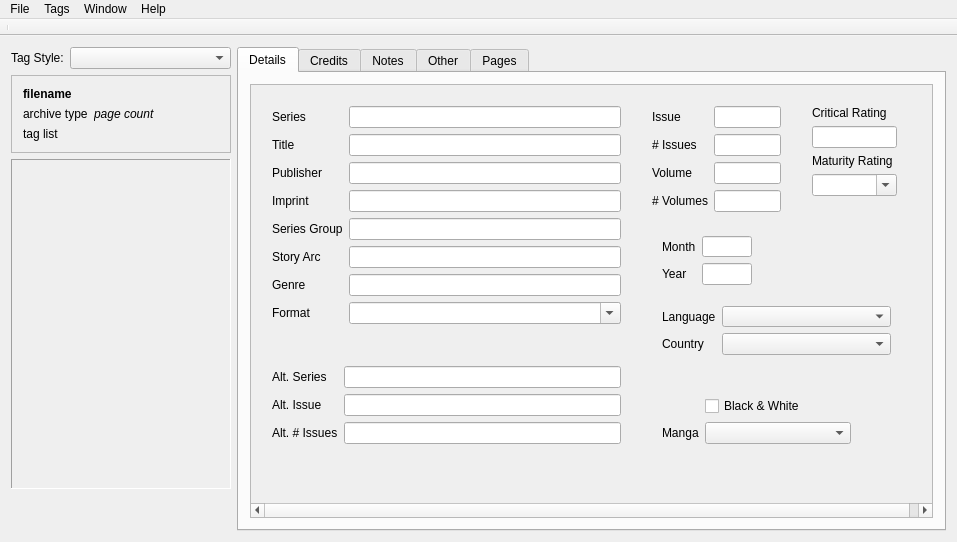
This is taggerwindow.ui in comictagger/comictagger as Qt 5 draws it before an edit. The edited form follows.
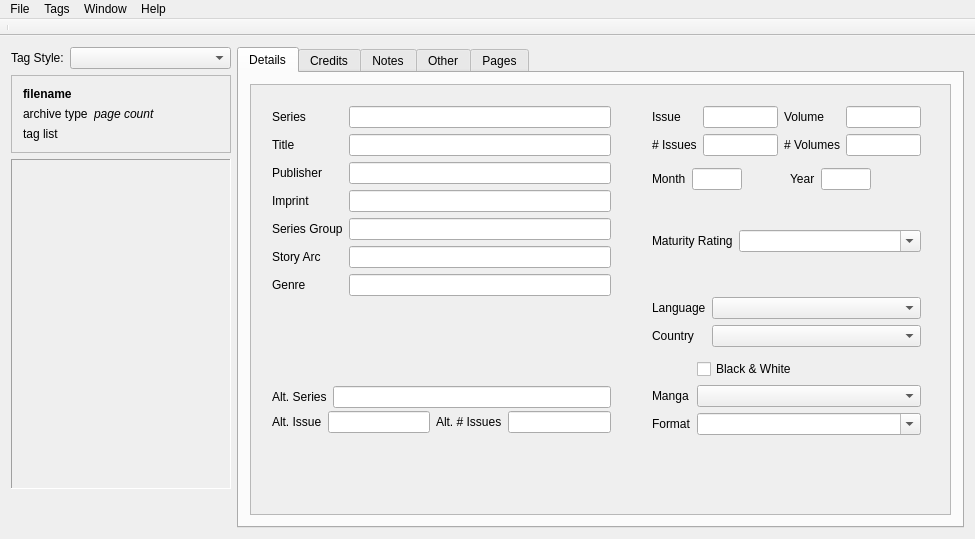
This is the edited form.

Commit message: cleaned up details layout

```diff
--- a/taggerwindow.ui
+++ b/taggerwindow.ui
@@ -6,8 +6,8 @@
    <rect>
     <x>0</x>
     <y>0</y>
-    <width>957</width>
-    <height>542</height>
+    <width>975</width>
+    <height>539</height>
    </rect>
   </property>
   <property name="sizePolicy">
@@ -260,363 +260,406 @@
                 <rect>
                  <x>0</x>
                  <y>0</y>
-                 <width>690</width>
-                 <height>370</height>
+                 <width>680</width>
+                 <height>380</height>
                 </rect>
                </property>
                <widget class="QWidget" name="formLayoutWidget_10">
                 <property name="geometry">
                  <rect>
-                  <x>400</x>
-                  <y>300</y>
-                  <width>211</width>
-                  <height>71</height>
-                 </rect>
-                </property>
-                <layout class="QFormLayout" name="formLayout_10">
-                 <property name="fieldGrowthPolicy">
-                  <enum>QFormLayout::AllNonFixedFieldsGrow</enum>
-                 </property>
-                 <item row="2" column="1">
-                  <widget class="QComboBox" name="cbManga">
-                   <property name="autoFillBackground">
-                    <bool>true</bool>
-                   </property>
-                  </widget>
-                 </item>
-                 <item row="2" column="0">
-                  <widget class="QLabel" name="label_31">
-                   <property name="text">
-                    <string>Manga</string>
-                   </property>
-                  </widget>
-                 </item>
-                 <item row="1" column="1">
-                  <widget class="QCheckBox" name="cbBW">
-                   <property name="autoFillBackground">
-                    <bool>true</bool>
-                   </property>
-                   <property name="text">
-                    <string>Black &amp;&amp; White</string>
-                   </property>
-                  </widget>
-                 </item>
-                </layout>
-               </widget>
-               <widget class="QWidget" name="formLayoutWidget_7">
-                <property name="geometry">
-                 <rect>
-                  <x>550</x>
+                  <x>10</x>
                   <y>10</y>
-                  <width>107</width>
-                  <height>120</height>
+                  <width>361</width>
+                  <height>261</height>
                  </rect>
                 </property>
-                <layout class="QFormLayout" name="formLayout_7">
-                 <property name="fieldGrowthPolicy">
-                  <enum>QFormLayout::AllNonFixedFieldsGrow</enum>
-                 </property>
-                 <property name="rowWrapPolicy">
-                  <enum>QFormLayout::WrapAllRows</enum>
-                 </property>
-                 <item row="1" column="0">
-                  <widget class="QLabel" name="label_18">
-                   <property name="text">
-                    <string>Maturity Rating</string>
+                <layout class="QVBoxLayout" name="verticalLayout_7">
+                 <item>
+                  <layout class="QFormLayout" name="formLayout_2">
+                   <property name="sizeConstraint">
+                    <enum>QLayout::SetNoConstraint</enum>
                    </property>
-                  </widget>
-                 </item>
-                 <item row="0" column="0">
-                  <widget class="QLabel" name="label_17">
-                   <property name="text">
-                    <string>Critical Rating</string>
+                   <property name="fieldGrowthPolicy">
+                    <enum>QFormLayout::AllNonFixedFieldsGrow</enum>
                    </property>
-                  </widget>
+                   <item row="0" column="0">
+                    <widget class="QLabel" name="label_2">
+                     <property name="text">
+                      <string>Series</string>
+                     </property>
+                    </widget>
+                   </item>
+                   <item row="0" column="1">
+                    <widget class="QLineEdit" name="leSeries"/>
+                   </item>
+                   <item row="1" column="0">
+                    <widget class="QLabel" name="label_3">
+                     <property name="text">
+                      <string>Title</string>
+                     </property>
+                    </widget>
+                   </item>
+                   <item row="1" column="1">
+                    <widget class="QLineEdit" name="leTitle"/>
+                   </item>
+                   <item row="2" column="0">
+                    <widget class="QLabel" name="label_8">
+                     <property name="text">
+                      <string>Publisher</string>
+                     </property>
+                    </widget>
+                   </item>
+                   <item row="2" column="1">
+                    <widget class="QLineEdit" name="lePublisher"/>
+                   </item>
+                   <item row="3" column="0">
+                    <widget class="QLabel" name="label_10">
+                     <property name="text">
+                      <string>Imprint</string>
+                     </property>
+                    </widget>
+                   </item>
+                   <item row="3" column="1">
+                    <widget class="QLineEdit" name="leImprint"/>
+                   </item>
+                   <item row="4" column="0">
+                    <widget class="QLabel" name="label_11">
+                     <property name="text">
+                      <string>Series Group</string>
+                     </property>
+                    </widget>
+                   </item>
+                   <item row="4" column="1">
+                    <widget class="QLineEdit" name="leSeriesGroup"/>
+                   </item>
+                   <item row="5" column="0">
+                    <widget class="QLabel" name="label_25">
+                     <property name="text">
+                      <string>Story Arc</string>
+                     </property>
+                    </widget>
+                   </item>
+                   <item row="5" column="1">
+                    <widget class="QLineEdit" name="leStoryArc"/>
+                   </item>
+                   <item row="6" column="0">
+                    <widget class="QLabel" name="label_24">
+                     <property name="text">
+                      <string>Genre</string>
+                     </property>
+                    </widget>
+                   </item>
+                   <item row="6" column="1">
+                    <widget class="QLineEdit" name="leGenre"/>
+                   </item>
+                  </layout>
                  </item>
-                 <item row="0" column="1">
-                  <widget class="QLineEdit" name="leCriticalRating"/>
-                 </item>
-                 <item row="1" column="1">
-                  <widget class="QComboBox" name="cbMaturityRating">
-                   <property name="autoFillBackground">
-                    <bool>true</bool>
-                   </property>
-                   <property name="editable">
-                    <bool>true</bool>
-                   </property>
-                  </widget>
-                 </item>
                 </layout>
                </widget>
-               <widget class="QWidget" name="formLayoutWidget_5">
-                <property name="geometry">
-                 <rect>
-                  <x>400</x>
-                  <y>210</y>
-                  <width>251</width>
-                  <height>71</height>
-                 </rect>
-                </property>
-                <layout class="QFormLayout" name="formLayout_5">
-                 <property name="fieldGrowthPolicy">
-                  <enum>QFormLayout::AllNonFixedFieldsGrow</enum>
-                 </property>
-                 <item row="0" column="1">
-                  <widget class="QComboBox" name="cbLanguage"/>
-                 </item>
-                 <item row="1" column="0">
-                  <widget class="QLabel" name="label_14">
-                   <property name="text">
-                    <string>Country</string>
-                   </property>
-                  </widget>
-                 </item>
-                 <item row="1" column="1">
-                  <widget class="QComboBox" name="cbCountry"/>
-                 </item>
-                 <item row="0" column="0">
-                  <widget class="QLabel" name="label_13">
-                   <property name="text">
-                    <string>Language</string>
-                   </property>
-                  </widget>
-                 </item>
-                </layout>
-               </widget>
-               <widget class="QWidget" name="formLayoutWidget_4">
-                <property name="geometry">
-                 <rect>
-                  <x>400</x>
-                  <y>140</y>
-                  <width>112</width>
-                  <height>71</height>
-                 </rect>
-                </property>
-                <layout class="QFormLayout" name="formLayout_4">
-                 <property name="fieldGrowthPolicy">
-                  <enum>QFormLayout::AllNonFixedFieldsGrow</enum>
-                 </property>
-                 <item row="0" column="1">
-                  <widget class="QLineEdit" name="lePubMonth"/>
-                 </item>
-                 <item row="0" column="0">
-                  <widget class="QLabel" name="label_6">
-                   <property name="text">
-                    <string>Month</string>
-                   </property>
-                  </widget>
-                 </item>
-                 <item row="1" column="1">
-                  <widget class="QLineEdit" name="lePubYear"/>
-                 </item>
-                 <item row="1" column="0">
-                  <widget class="QLabel" name="label_7">
-                   <property name="text">
-                    <string>Year</string>
-                   </property>
-                  </widget>
-                 </item>
-                </layout>
-               </widget>
-               <widget class="QWidget" name="formLayoutWidget_3">
+               <widget class="QWidget" name="layoutWidget">
                 <property name="geometry">
                  <rect>
                   <x>390</x>
                   <y>10</y>
-                  <width>151</width>
-                  <height>128</height>
+                  <width>291</width>
+                  <height>351</height>
                  </rect>
                 </property>
-                <layout class="QFormLayout" name="formLayout_3">
-                 <property name="fieldGrowthPolicy">
-                  <enum>QFormLayout::AllNonFixedFieldsGrow</enum>
-                 </property>
-                 <item row="0" column="0">
-                  <widget class="QLabel" name="label_4">
-                   <property name="text">
-                    <string>Issue</string>
-                   </property>
-                  </widget>
+                <layout class="QVBoxLayout" name="verticalLayout_6">
+                 <item>
+                  <layout class="QHBoxLayout" name="horizontalLayout_6">
+                   <item>
+                    <layout class="QFormLayout" name="formLayout_3">
+                     <property name="fieldGrowthPolicy">
+                      <enum>QFormLayout::AllNonFixedFieldsGrow</enum>
+                     </property>
+                     <item row="0" column="0">
+                      <widget class="QLabel" name="label_4">
+                       <property name="text">
+                        <string>Issue</string>
+                       </property>
+                      </widget>
+                     </item>
+                     <item row="0" column="1">
+                      <widget class="QLineEdit" name="leIssueNum"/>
+                     </item>
+                     <item row="1" column="0">
+                      <widget class="QLabel" name="label_9">
+                       <property name="text">
+                        <string># Issues</string>
+                       </property>
+                      </widget>
+                     </item>
+                     <item row="1" column="1">
+                      <widget class="QLineEdit" name="leIssueCount"/>
+                     </item>
+                    </layout>
+                   </item>
+                   <item>
+                    <layout class="QFormLayout" name="formLayout_15">
+                     <property name="fieldGrowthPolicy">
+                      <enum>QFormLayout::AllNonFixedFieldsGrow</enum>
+                     </property>
+                     <item row="0" column="0">
+                      <widget class="QLabel" name="label_5">
+                       <property name="text">
+                        <string>Volume</string>
+                       </property>
+                      </widget>
+                     </item>
+                     <item row="0" column="1">
+                      <widget class="QLineEdit" name="leVolumeNum"/>
+                     </item>
+                     <item row="1" column="0">
+                      <widget class="QLabel" name="label_12">
+                       <property name="text">
+                        <string># Volumes</string>
+                       </property>
+                      </widget>
+                     </item>
+                     <item row="1" column="1">
+                      <widget class="QLineEdit" name="leVolumeCount"/>
+                     </item>
+                    </layout>
+                   </item>
+                  </layout>
                  </item>
-                 <item row="0" column="1">
-                  <widget class="QLineEdit" name="leIssueNum"/>
+                 <item>
+                  <layout class="QHBoxLayout" name="horizontalLayout_7">
+                   <item>
+                    <layout class="QFormLayout" name="formLayout_4">
+                     <property name="fieldGrowthPolicy">
+                      <enum>QFormLayout::AllNonFixedFieldsGrow</enum>
+                     </property>
+                     <item row="0" column="0">
+                      <widget class="QLabel" name="label_6">
+                       <property name="text">
+                        <string>Month</string>
+                       </property>
+                      </widget>
+                     </item>
+                     <item row="0" column="1">
+                      <widget class="QLineEdit" name="lePubMonth">
+                       <property name="sizePolicy">
+                        <sizepolicy hsizetype="Fixed" vsizetype="Fixed">
+                         <horstretch>0</horstretch>
+                         <verstretch>0</verstretch>
+                        </sizepolicy>
+                       </property>
+                       <property name="maximumSize">
+                        <size>
+                         <width>50</width>
+                         <height>16777215</height>
+                        </size>
+                       </property>
+                      </widget>
+                     </item>
+                    </layout>
+                   </item>
+                   <item>
+                    <layout class="QFormLayout" name="formLayout_16">
+                     <item row="0" column="0">
+                      <widget class="QLabel" name="label_35">
+                       <property name="text">
+                        <string>Year</string>
+                       </property>
+                      </widget>
+                     </item>
+                     <item row="0" column="1">
+                      <widget class="QLineEdit" name="lePubYear">
+                       <property name="sizePolicy">
+                        <sizepolicy hsizetype="Fixed" vsizetype="Fixed">
+                         <horstretch>0</horstretch>
+                         <verstretch>0</verstretch>
+                        </sizepolicy>
+                       </property>
+                       <property name="maximumSize">
+                        <size>
+                         <width>50</width>
+                         <height>16777215</height>
+                        </size>
+                       </property>
+                      </widget>
+                     </item>
+                    </layout>
+                   </item>
+                  </layout>
                  </item>
-                 <item row="1" column="0">
-                  <widget class="QLabel" name="label_9">
-                   <property name="text">
-                    <string># Issues</string>
-                   </property>
-                  </widget>
+                 <item>
+                  <layout class="QFormLayout" name="formLayout_17">
+                   <item row="0" column="0">
+                    <widget class="QLabel" name="label_18">
+                     <property name="text">
+                      <string>Maturity Rating</string>
+                     </property>
+                    </widget>
+                   </item>
+                   <item row="0" column="1">
+                    <widget class="QComboBox" name="cbMaturityRating">
+                     <property name="autoFillBackground">
+                      <bool>true</bool>
+                     </property>
+                     <property name="editable">
+                      <bool>true</bool>
+                     </property>
+                    </widget>
+                   </item>
+                  </layout>
                  </item>
-                 <item row="1" column="1">
-                  <widget class="QLineEdit" name="leIssueCount"/>
-                 </item>
-                 <item row="2" column="0">
-                  <widget class="QLabel" name="label_5">
-                   <property name="text">
-                    <string>Volume</string>
+                 <item>
+                  <spacer name="verticalSpacer_4">
+                   <property name="orientation">
+                    <enum>Qt::Vertical</enum>
                    </property>
-                  </widget>
-                 </item>
-                 <item row="2" column="1">
-                  <widget class="QLineEdit" name="leVolumeNum"/>
-                 </item>
-                 <item row="3" column="0">
-                  <widget class="QLabel" name="label_12">
-                   <property name="text">
-                    <string># Volumes</string>
+                   <property name="sizeType">
+                    <enum>QSizePolicy::Fixed</enum>
                    </property>
-                  </widget>
-                 </item>
-                 <item row="3" column="1">
-                  <widget class="QLineEdit" name="leVolumeCount"/>
-                 </item>
-                </layout>
-               </widget>
-               <widget class="QWidget" name="formLayoutWidget_9">
-                <property name="geometry">
-                 <rect>
-                  <x>10</x>
-                  <y>270</y>
-                  <width>371</width>
-                  <height>101</height>
-                 </rect>
-                </property>
-                <layout class="QFormLayout" name="formLayout_9">
-                 <property name="fieldGrowthPolicy">
-                  <enum>QFormLayout::AllNonFixedFieldsGrow</enum>
-                 </property>
-                 <item row="0" column="0">
-                  <widget class="QLabel" name="label_21">
-                   <property name="text">
-                    <string>Alt. Series</string>
+                   <property name="sizeHint" stdset="0">
+                    <size>
+                     <width>20</width>
+                     <height>5</height>
+                    </size>
                    </property>
-                  </widget>
+                  </spacer>
                  </item>
-                 <item row="0" column="1">
-                  <widget class="QLineEdit" name="leAltSeries"/>
-                 </item>
-                 <item row="1" column="0">
-                  <widget class="QLabel" name="label_22">
-                   <property name="text">
-                    <string>Alt. Issue</string>
+                 <item>
+                  <layout class="QFormLayout" name="formLayout_5">
+                   <property name="fieldGrowthPolicy">
+                    <enum>QFormLayout::AllNonFixedFieldsGrow</enum>
                    </property>
-                  </widget>
+                   <item row="0" column="1">
+                    <widget class="QComboBox" name="cbLanguage"/>
+                   </item>
+                   <item row="1" column="0">
+                    <widget class="QLabel" name="label_14">
+                     <property name="text">
+                      <string>Country</string>
+                     </property>
+                    </widget>
+                   </item>
+                   <item row="1" column="1">
+                    <widget class="QComboBox" name="cbCountry"/>
+                   </item>
+                   <item row="0" column="0">
+                    <widget class="QLabel" name="label_13">
+                     <property name="text">
+                      <string>Language</string>
+                     </property>
+                    </widget>
+                   </item>
+                  </layout>
                  </item>
-                 <item row="2" column="0">
-                  <widget class="QLabel" name="label_23">
-                   <property name="text">
-                    <string>Alt. # Issues</string>
+                 <item>
+                  <layout class="QFormLayout" name="formLayout_10">
+                   <property name="fieldGrowthPolicy">
+                    <enum>QFormLayout::AllNonFixedFieldsGrow</enum>
                    </property>
-                  </widget>
+                   <item row="1" column="1">
+                    <widget class="QCheckBox" name="cbBW">
+                     <property name="autoFillBackground">
+                      <bool>true</bool>
+                     </property>
+                     <property name="text">
+                      <string>Black &amp;&amp; White</string>
+                     </property>
+                    </widget>
+                   </item>
+                   <item row="2" column="0">
+                    <widget class="QLabel" name="label_31">
+                     <property name="text">
+                      <string>Manga</string>
+                     </property>
+                    </widget>
+                   </item>
+                   <item row="2" column="1">
+                    <widget class="QComboBox" name="cbManga">
+                     <property name="autoFillBackground">
+                      <bool>true</bool>
+                     </property>
+                    </widget>
+                   </item>
+                   <item row="3" column="0">
+                    <widget class="QLabel" name="label_26">
+                     <property name="text">
+                      <string>Format</string>
+                     </property>
+                    </widget>
+                   </item>
+                   <item row="3" column="1">
+                    <widget class="QComboBox" name="cbFormat">
+                     <property name="editable">
+                      <bool>true</bool>
+                     </property>
+                    </widget>
+                   </item>
+                  </layout>
                  </item>
-                 <item row="2" column="1">
-                  <widget class="QLineEdit" name="leAltIssueCount"/>
-                 </item>
-                 <item row="1" column="1">
-                  <widget class="QLineEdit" name="leAltIssueNum"/>
-                 </item>
                 </layout>
                </widget>
                <widget class="QWidget" name="formLayoutWidget_2">
                 <property name="geometry">
                  <rect>
                   <x>10</x>
-                  <y>10</y>
-                  <width>371</width>
-                  <height>260</height>
+                  <y>290</y>
+                  <width>361</width>
+                  <height>71</height>
                  </rect>
                 </property>
-                <layout class="QFormLayout" name="formLayout_2">
-                 <property name="sizeConstraint">
-                  <enum>QLayout::SetNoConstraint</enum>
+                <layout class="QVBoxLayout" name="verticalLayout_5">
+                 <property name="spacing">
+                  <number>0</number>
                  </property>
-                 <property name="fieldGrowthPolicy">
-                  <enum>QFormLayout::AllNonFixedFieldsGrow</enum>
-                 </property>
-                 <item row="0" column="0">
-                  <widget class="QLabel" name="label_2">
-                   <property name="text">
-                    <string>Series</string>
+                 <item>
+                  <layout class="QFormLayout" name="formLayout_9">
+                   <property name="fieldGrowthPolicy">
+                    <enum>QFormLayout::AllNonFixedFieldsGrow</enum>
                    </property>
-                  </widget>
+                   <item row="0" column="1">
+                    <widget class="QLineEdit" name="leAltSeries"/>
+                   </item>
+                   <item row="0" column="0">
+                    <widget class="QLabel" name="label_21">
+                     <property name="text">
+                      <string>Alt. Series</string>
+                     </property>
+                    </widget>
+                   </item>
+                  </layout>
                  </item>
-                 <item row="0" column="1">
-                  <widget class="QLineEdit" name="leSeries"/>
-                 </item>
-                 <item row="1" column="0">
-                  <widget class="QLabel" name="label_3">
-                   <property name="text">
-                    <string>Title</string>
+                 <item>
+                  <layout class="QHBoxLayout" name="horizontalLayout_5">
+                   <property name="spacing">
+                    <number>6</number>
                    </property>
-                  </widget>
-                 </item>
-                 <item row="1" column="1">
-                  <widget class="QLineEdit" name="leTitle"/>
-                 </item>
-                 <item row="2" column="0">
-                  <widget class="QLabel" name="label_8">
-                   <property name="text">
-                    <string>Publisher</string>
-                   </property>
-                  </widget>
-                 </item>
-                 <item row="2" column="1">
-                  <widget class="QLineEdit" name="lePublisher"/>
-                 </item>
-                 <item row="3" column="1">
-                  <widget class="QLineEdit" name="leImprint"/>
-                 </item>
-                 <item row="4" column="0">
-                  <widget class="QLabel" name="label_11">
-                   <property name="text">
-                    <string>Series Group</string>
-                   </property>
-                  </widget>
-                 </item>
-                 <item row="4" column="1">
-                  <widget class="QLineEdit" name="leSeriesGroup"/>
-                 </item>
-                 <item row="3" column="0">
-                  <widget class="QLabel" name="label_10">
-                   <property name="text">
-                    <string>Imprint</string>
-                   </property>
-                  </widget>
-                 </item>
-                 <item row="5" column="0">
-                  <widget class="QLabel" name="label_25">
-                   <property name="text">
-                    <string>Story Arc</string>
-                   </property>
-                  </widget>
-                 </item>
-                 <item row="6" column="1">
-                  <widget class="QLineEdit" name="leGenre"/>
-                 </item>
-                 <item row="6" column="0">
-                  <widget class="QLabel" name="label_24">
-                   <property name="text">
-                    <string>Genre</string>
-                   </property>
-                  </widget>
-                 </item>
-                 <item row="7" column="0">
-                  <widget class="QLabel" name="label_26">
-                   <property name="text">
-                    <string>Format</string>
-                   </property>
-                  </widget>
-                 </item>
-                 <item row="5" column="1">
-                  <widget class="QLineEdit" name="leStoryArc"/>
-                 </item>
-                 <item row="7" column="1">
-                  <widget class="QComboBox" name="cbFormat">
-                   <property name="editable">
-                    <bool>true</bool>
-                   </property>
-                  </widget>
+                   <item>
+                    <layout class="QFormLayout" name="formLayout_13">
+                     <item row="0" column="0">
+                      <widget class="QLabel" name="label_22">
+                       <property name="text">
+                        <string>Alt. Issue</string>
+                       </property>
+                      </widget>
+                     </item>
+                     <item row="0" column="1">
+                      <widget class="QLineEdit" name="leAltIssueNum"/>
+                     </item>
+                    </layout>
+                   </item>
+                   <item>
+                    <layout class="QFormLayout" name="formLayout_14">
+                     <item row="0" column="0">
+                      <widget class="QLabel" name="label_23">
+                       <property name="text">
+                        <string>Alt. # Issues</string>
+                       </property>
+                      </widget>
+                     </item>
+                     <item row="0" column="1">
+                      <widget class="QLineEdit" name="leAltIssueCount"/>
+                     </item>
+                    </layout>
+                   </item>
+                  </layout>
                  </item>
                 </layout>
                </widget>
@@ -767,6 +810,29 @@
               <item row="2" column="1">
                <widget class="QLineEdit" name="leWebLink"/>
               </item>
+              <item row="3" column="0">
+               <widget class="QLabel" name="userRatingLabel">
+                <property name="text">
+                 <string>User Rating</string>
+                </property>
+               </widget>
+              </item>
+              <item row="3" column="1">
+               <widget class="QLineEdit" name="leCriticalRating">
+                <property name="sizePolicy">
+                 <sizepolicy hsizetype="Fixed" vsizetype="Fixed">
+                  <horstretch>0</horstretch>
+                  <verstretch>0</verstretch>
+                 </sizepolicy>
+                </property>
+                <property name="maximumSize">
+                 <size>
+                  <width>80</width>
+                  <height>16777215</height>
+                 </size>
+                </property>
+               </widget>
+              </item>
              </layout>
             </item>
            </layout>
@@ -910,8 +976,8 @@
     <rect>
      <x>0</x>
      <y>0</y>
-     <width>957</width>
-     <height>25</height>
+     <width>975</width>
+     <height>28</height>
     </rect>
    </property>
    <widget class="QMenu" name="menuComicTagger">
```
Left out of the diff: 4 changed lines with no effect on the pictures.
